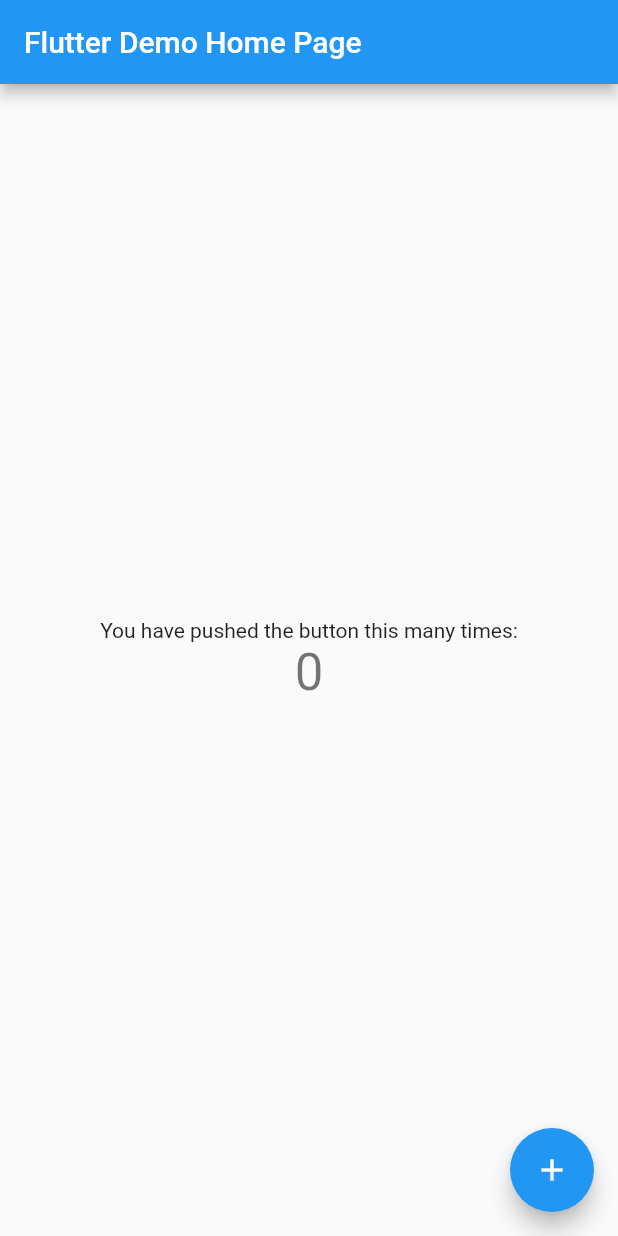
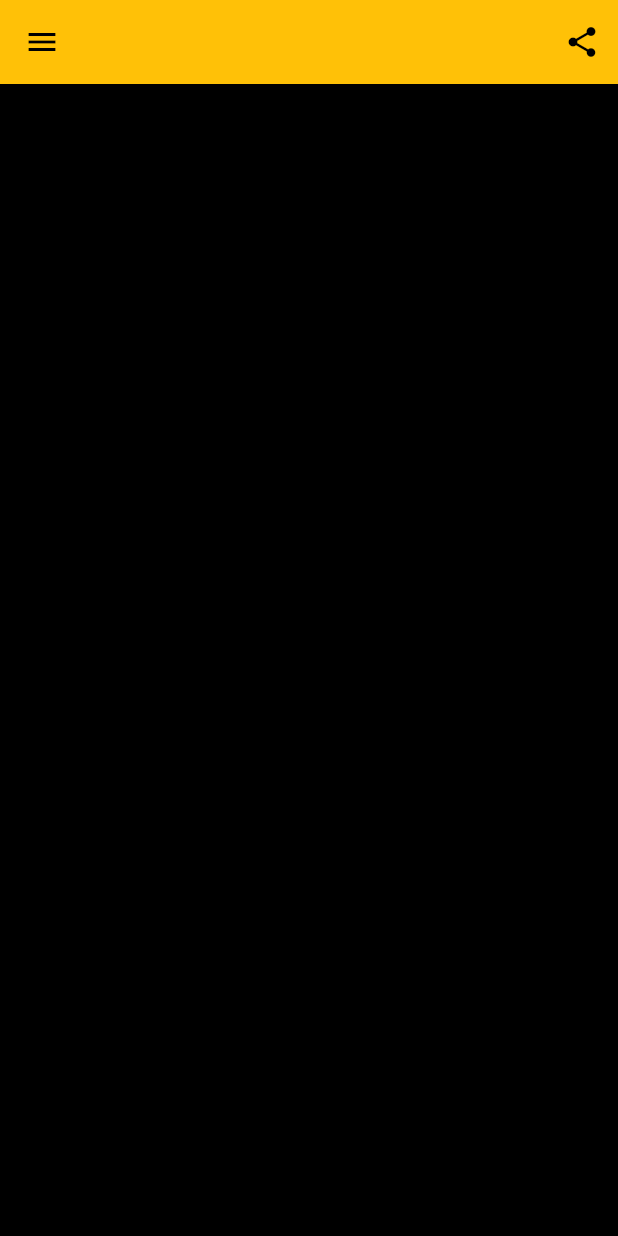
Before and after one commit to hadiuzzaman524/My-Protfolio, a Flutter app: the screen it shows after launch, on a phone screen of 412 x 824 dp. Run offline on Flutter 3.47's test engine with Material 2 defaults, Android fonts, the phone set to English and light mode, and no system bars; our stand-ins replace responsive_builder.

Commit message:
layout design

```diff
--- /dev/null
+++ b/protfolio/lib/home.dart
@@ -0,0 +1,28 @@
+import 'package:flutter/material.dart';
+import 'package:responsive_builder/responsive_builder.dart';
+import './widgets/drawer_layout.dart';
+
+class HomePage extends StatelessWidget {
+  @override
+  Widget build(BuildContext context) {
+    return ResponsiveBuilder(
+      builder: (context, size) {
+        return Scaffold(
+          appBar: AppBar(
+            actions: [
+              IconButton(icon: Icon(Icons.share), onPressed: () {}),
+            ],
+          ),
+          drawer: size.deviceScreenType == DeviceScreenType.mobile
+              ? OpenDrawer()
+              : null,
+          body:ScreenTypeLayout.builder(
+            tablet:(ctx)=> Container(color: Colors.green,),
+            mobile: (ctx)=>Container(color: Colors.black,),
+            desktop: (ctx)=>Container(color: Colors.red,),
+          )
+        );
+      },
+    );
+  }
+}
--- a/protfolio/lib/main.dart
+++ b/protfolio/lib/main.dart
@@ -1,113 +1,20 @@
 import 'package:flutter/material.dart';
+import './widgets/drawer_layout.dart';
+import 'home.dart';
 
 void main() {
   runApp(MyApp());
 }
 
 class MyApp extends StatelessWidget {
-  // This widget is the root of your application.
   @override
   Widget build(BuildContext context) {
     return MaterialApp(
-      title: 'Flutter Demo',
+      debugShowCheckedModeBanner: false,
       theme: ThemeData(
-        // This is the theme of your application.
-        //
-        // Try running your application with "flutter run". You'll see the
-        // application has a blue toolbar. Then, without quitting the app, try
-        // changing the primarySwatch below to Colors.green and then invoke
-        // "hot reload" (press "r" in the console where you ran "flutter run",
-        // or simply save your changes to "hot reload" in a Flutter IDE).
-        // Notice that the counter didn't reset back to zero; the application
-        // is not restarted.
-        primarySwatch: Colors.blue,
+        primaryColor: Colors.amber,
       ),
-      home: MyHomePage(title: 'Flutter Demo Home Page'),
+      home: HomePage(),
     );
   }
 }
-
-class MyHomePage extends StatefulWidget {
-  MyHomePage({Key key, this.title}) : super(key: key);
-
-  // This widget is the home page of your application. It is stateful, meaning
-  // that it has a State object (defined below) that contains fields that affect
-  // how it looks.
-
-  // This class is the configuration for the state. It holds the values (in this
-  // case the title) provided by the parent (in this case the App widget) and
-  // used by the build method of the State. Fields in a Widget subclass are
-  // always marked "final".
-
-  final String title;
-
-  @override
-  _MyHomePageState createState() => _MyHomePageState();
-}
-
-class _MyHomePageState extends State<MyHomePage> {
-  int _counter = 0;
-
-  void _incrementCounter() {
-    setState(() {
-      // This call to setState tells the Flutter framework that something has
-      // changed in this State, which causes it to rerun the build method below
-      // so that the display can reflect the updated values. If we changed
-      // _counter without calling setState(), then the build method would not be
-      // called again, and so nothing would appear to happen.
-      _counter++;
-    });
-  }
-
-  @override
-  Widget build(BuildContext context) {
-    // This method is rerun every time setState is called, for instance as done
-    // by the _incrementCounter method above.
-    //
-    // The Flutter framework has been optimized to make rerunning build methods
-    // fast, so that you can just rebuild anything that needs updating rather
-    // than having to individually change instances of widgets.
-    return Scaffold(
-      appBar: AppBar(
-        // Here we take the value from the MyHomePage object that was created by
-        // the App.build method, and use it to set our appbar title.
-        title: Text(widget.title),
-      ),
-      body: Center(
-        // Center is a layout widget. It takes a single child and positions it
-        // in the middle of the parent.
-        child: Column(
-          // Column is also a layout widget. It takes a list of children and
-          // arranges them vertically. By default, it sizes itself to fit its
-          // children horizontally, and tries to be as tall as its parent.
-          //
-          // Invoke "debug painting" (press "p" in the console, choose the
-          // "Toggle Debug Paint" action from the Flutter Inspector in Android
-          // Studio, or the "Toggle Debug Paint" command in Visual Studio Code)
-          // to see the wireframe for each widget.
-          //
-          // Column has various properties to control how it sizes itself and
-          // how it positions its children. Here we use mainAxisAlignment to
-          // center the children vertically; the main axis here is the vertical
-          // axis because Columns are vertical (the cross axis would be
-          // horizontal).
-          mainAxisAlignment: MainAxisAlignment.center,
-          children: <Widget>[
-            Text(
-              'You have pushed the button this many times:',
-            ),
-            Text(
-              '$_counter',
-              style: Theme.of(context).textTheme.headline4,
-            ),
-          ],
-        ),
-      ),
-      floatingActionButton: FloatingActionButton(
-        onPressed: _incrementCounter,
-        tooltip: 'Increment',
-        child: Icon(Icons.add),
-      ), // This trailing comma makes auto-formatting nicer for build methods.
-    );
-  }
-}
--- /dev/null
+++ b/protfolio/lib/widgets/drawer_layout.dart
@@ -0,0 +1,10 @@
+import 'package:flutter/material.dart';
+
+class OpenDrawer extends StatelessWidget {
+  @override
+  Widget build(BuildContext context) {
+    return Container(
+      color: Colors.green,
+    );
+  }
+}
--- a/protfolio/pubspec.yaml
+++ b/protfolio/pubspec.yaml
@@ -28,6 +28,7 @@
   # The following adds the Cupertino Icons font to your application.
   # Use with the CupertinoIcons class for iOS style icons.
   cupertino_icons: ^1.0.1
+  responsive_builder: ^0.3.0
 
 dev_dependencies:
   flutter_test:
```
Also changed, not shown: protfolio/pubspec.lock.
